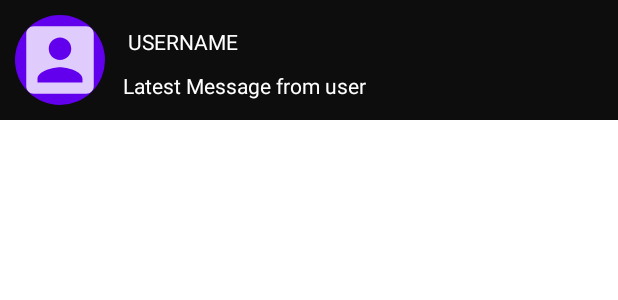
After one commit to DADDY-DOUBLESHOT/KotlinMessenger, an Android app: the layout msgscreen_profile_layout.xml on its own in the app's theme, with its tools: preview values and no code run, on a phone screen of 412 x 824 dp. The commit adds this screen. Shown: the top 300 px of the screen. Run offline under Robolectric (Android 15) with nearby library versions, the light colour scheme and no system bars.

Commit message:
Recent user chat screen added

```diff
--- a/ChatApp/app/src/main/java/com/example/chatapp/signup.kt
+++ b/ChatApp/app/src/main/java/com/example/chatapp/signup.kt
@@ -198,9 +198,6 @@ class signup : AppCompatActivity()
 
 
 
-
-
-
             }
 
             .addOnCanceledListener {
@@ -254,7 +251,8 @@ class signup : AppCompatActivity()
         val userid=fb_mAuth.uid;
 
 
-        val uniqueid=signin_usr_name.text.toString()+"_"+filenameCreate();
+//        val uniqueid=signin_usr_name.text.toString()+"_"+filenameCreate();
+        val uniqueid=fb_mAuth.uid.toString();
         val user =User(userid,signin_usr_name.text.toString(),profile_pic_url);
 //        val user= hashMapOf(
 //            "uid" to userid.toString(),
--- /dev/null
+++ b/ChatApp/app/src/main/res/layout/msgscreen_profile_layout.xml
@@ -0,0 +1,43 @@
+<?xml version="1.0" encoding="utf-8"?>
+<LinearLayout xmlns:android="http://schemas.android.com/apk/res/android"
+    android:layout_width="match_parent"
+    android:layout_height="wrap_content"
+    android:background="@color/mate_black"
+    android:orientation="horizontal"
+    android:padding="10dp"
+    >
+    <de.hdodenhof.circleimageview.CircleImageView
+        android:id="@+id/msgscreen_profile_pic"
+        android:layout_width="60dp"
+        android:layout_height="60dp"
+        android:background="@drawable/profile_pic_round_bg"
+        android:src="@drawable/sample_img"
+        />
+    <LinearLayout
+        android:layout_width="fill_parent"
+        android:layout_height="match_parent"
+        android:orientation="vertical"
+        >
+        <TextView
+            android:id="@+id/msgcreen_username"
+            android:layout_width="wrap_content"
+            android:layout_height="wrap_content"
+            android:textColor="@color/white"
+            android:text="USERNAME"
+            android:padding="8dp"
+            android:layout_marginLeft="7dp"
+            />
+        <TextView
+            android:id="@+id/msgcreen_latest_msg"
+            android:layout_width="wrap_content"
+            android:layout_height="wrap_content"
+            android:textColor="@color/white"
+            android:text="Latest Message from user"
+            android:layout_marginLeft="10dp"
+            android:padding="2dp"
+            />
+
+    </LinearLayout>
+
+
+</LinearLayout>
```
Also changed, not shown: ChatApp/app/src/main/java/com/example/chatapp/chatlog.kt (+13 -0 lines), ChatApp/app/src/main/java/com/example/chatapp/msgscreen.kt (+98 -2 lines), ChatApp/app/src/main/res/layout/activity_msgscreen.xml (+11 -3 lines).
